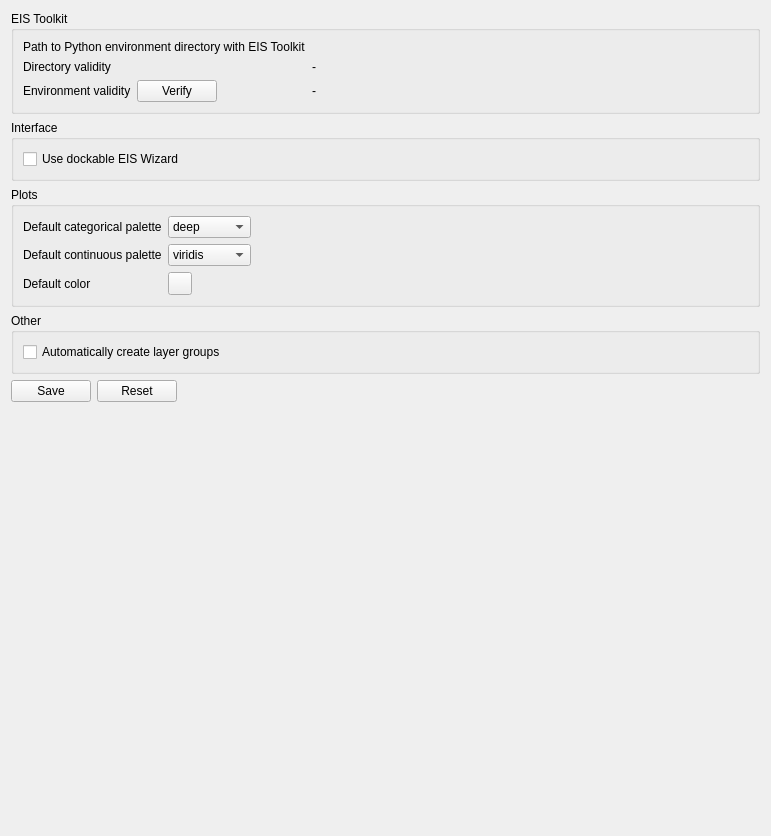
First picture: the form in eis_qgis_plugin/resources/ui/wizard_settings.ui, repository GispoCoding/eis_qgis_plugin, before the edit.
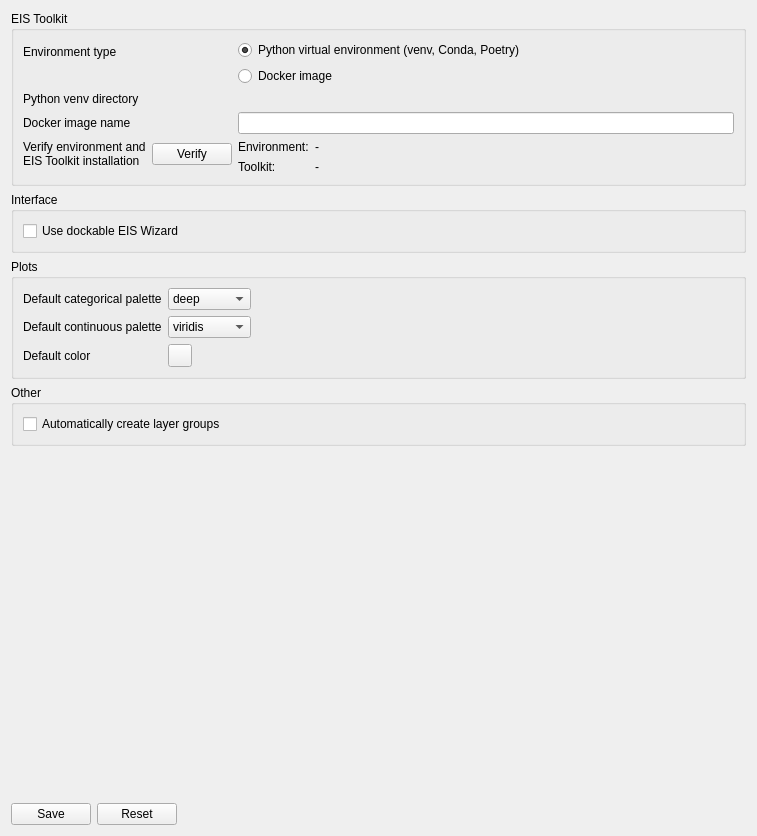
Second picture: the form after the edit. Custom widgets are drawn as their Qt base class.

Commit message: A lot refactoring, Docker support v1

What changed in the file:
```diff
--- a/eis_qgis_plugin/resources/ui/wizard_settings.ui
+++ b/eis_qgis_plugin/resources/ui/wizard_settings.ui
@@ -6,14 +6,14 @@
    <rect>
     <x>0</x>
     <y>0</y>
-    <width>771</width>
+    <width>757</width>
     <height>836</height>
    </rect>
   </property>
   <property name="windowTitle">
    <string>Form</string>
   </property>
-  <layout class="QVBoxLayout" name="verticalLayout">
+  <layout class="QVBoxLayout" name="verticalLayout_8">
    <item>
     <widget class="QGroupBox" name="groupBox">
      <property name="font">
@@ -28,41 +28,74 @@
      <property name="title">
       <string>EIS Toolkit</string>
      </property>
-     <layout class="QFormLayout" name="formLayout">
+     <layout class="QFormLayout" name="formLayout_2">
       <item row="0" column="0">
-       <widget class="QLabel" name="label">
+       <widget class="QLabel" name="toolkit_env_type_label">
         <property name="text">
-         <string>Path to Python environment directory with EIS Toolkit</string>
+         <string>Environment type</string>
         </property>
        </widget>
       </item>
       <item row="0" column="1">
-       <widget class="QgsFileWidget" name="toolkit_env_path">
+       <layout class="QVBoxLayout" name="verticalLayout">
+        <item>
+         <widget class="QRadioButton" name="venv_selection">
+          <property name="text">
+           <string>Python virtual environment (venv, Conda, Poetry)</string>
+          </property>
+          <property name="checked">
+           <bool>true</bool>
+          </property>
+         </widget>
+        </item>
+        <item>
+         <widget class="QRadioButton" name="docker_selection">
+          <property name="text">
+           <string>Docker image</string>
+          </property>
+         </widget>
+        </item>
+       </layout>
+      </item>
+      <item row="1" column="0">
+       <widget class="QLabel" name="venv_directory_label">
+        <property name="text">
+         <string>Python venv directory</string>
+        </property>
+       </widget>
+      </item>
+      <item row="1" column="1">
+       <widget class="QgsFileWidget" name="venv_directory">
         <property name="storageMode">
          <enum>QgsFileWidget::GetDirectory</enum>
         </property>
        </widget>
       </item>
-      <item row="1" column="0">
-       <widget class="QLabel" name="directory_label">
-        <property name="text">
-         <string>Directory validity</string>
-        </property>
-       </widget>
-      </item>
-      <item row="1" column="1">
-       <widget class="QLabel" name="env_directory_validity_label">
-        <property name="text">
-         <string>-</string>
-        </property>
-       </widget>
-      </item>
       <item row="2" column="0">
+       <widget class="QLabel" name="docker_image_name_label">
+        <property name="text">
+         <string>Docker image name</string>
+        </property>
+       </widget>
+      </item>
+      <item row="2" column="1">
+       <widget class="QLineEdit" name="docker_image_name"/>
+      </item>
+      <item row="3" column="0">
        <layout class="QHBoxLayout" name="horizontalLayout_2">
         <item>
-         <widget class="QLabel" name="env_label">
+         <widget class="QLabel" name="toolkit_installation_validity_label">
+          <property name="sizePolicy">
+           <sizepolicy hsizetype="Preferred" vsizetype="Fixed">
+            <horstretch>0</horstretch>
+            <verstretch>0</verstretch>
+           </sizepolicy>
+          </property>
           <property name="text">
-           <string>Environment validity</string>
+           <string>Verify environment and EIS Toolkit installation</string>
+          </property>
+          <property name="wordWrap">
+           <bool>true</bool>
           </property>
          </widget>
         </item>
@@ -75,12 +108,55 @@
         </item>
        </layout>
       </item>
-      <item row="2" column="1">
-       <widget class="QLabel" name="env_toolkit_validity_label">
-        <property name="text">
-         <string>-</string>
-        </property>
-       </widget>
+      <item row="3" column="1">
+       <layout class="QFormLayout" name="formLayout">
+        <item row="0" column="0">
+         <widget class="QLabel" name="label">
+          <property name="text">
+           <string>Environment:</string>
+          </property>
+         </widget>
+        </item>
+        <item row="0" column="1">
+         <widget class="QLabel" name="environment_validity_label">
+          <property name="minimumSize">
+           <size>
+            <width>100</width>
+            <height>0</height>
+           </size>
+          </property>
+          <property name="text">
+           <string>-</string>
+          </property>
+          <property name="wordWrap">
+           <bool>true</bool>
+          </property>
+         </widget>
+        </item>
+        <item row="1" column="0">
+         <widget class="QLabel" name="label_5">
+          <property name="text">
+           <string>Toolkit:</string>
+          </property>
+         </widget>
+        </item>
+        <item row="1" column="1">
+         <widget class="QLabel" name="toolkit_validity_label">
+          <property name="minimumSize">
+           <size>
+            <width>100</width>
+            <height>0</height>
+           </size>
+          </property>
+          <property name="text">
+           <string>-</string>
+          </property>
+          <property name="wordWrap">
+           <bool>true</bool>
+          </property>
+         </widget>
+        </item>
+       </layout>
       </item>
      </layout>
     </widget>
@@ -170,35 +246,6 @@
         </property>
        </spacer>
       </item>
-      <item row="0" column="1">
-       <widget class="QComboBox" name="categorical_palette_selection">
-        <item>
-         <property name="text">
-          <string>deep</string>
-         </property>
-        </item>
-        <item>
-         <property name="text">
-          <string>pastel</string>
-         </property>
-        </item>
-        <item>
-         <property name="text">
-          <string>dark</string>
-         </property>
-        </item>
-        <item>
-         <property name="text">
-          <string>colorblind</string>
-         </property>
-        </item>
-        <item>
-         <property name="text">
-          <string>bright</string>
-         </property>
-        </item>
-       </widget>
-      </item>
       <item row="1" column="1">
        <widget class="QComboBox" name="continuous_palette_selection">
         <item>
@@ -228,6 +275,35 @@
         </item>
        </widget>
       </item>
+      <item row="0" column="1">
+       <widget class="QComboBox" name="categorical_palette_selection">
+        <item>
+         <property name="text">
+          <string>deep</string>
+         </property>
+        </item>
+        <item>
+         <property name="text">
+          <string>pastel</string>
+         </property>
+        </item>
+        <item>
+         <property name="text">
+          <string>dark</string>
+         </property>
+        </item>
+        <item>
+         <property name="text">
+          <string>colorblind</string>
+         </property>
+        </item>
+        <item>
+         <property name="text">
+          <string>bright</string>
+         </property>
+        </item>
+       </widget>
+      </item>
      </layout>
     </widget>
    </item>
@@ -247,6 +323,19 @@
      </layout>
     </widget>
    </item>
+   <item>
+    <spacer name="verticalSpacer">
+     <property name="orientation">
+      <enum>Qt::Vertical</enum>
+     </property>
+     <property name="sizeHint" stdset="0">
+      <size>
+       <width>20</width>
+       <height>40</height>
+      </size>
+     </property>
+    </spacer>
+   </item>
    <item>
     <layout class="QHBoxLayout" name="horizontalLayout">
      <item>
@@ -278,19 +367,6 @@
      </item>
     </layout>
    </item>
-   <item>
-    <spacer name="verticalSpacer">
-     <property name="orientation">
-      <enum>Qt::Vertical</enum>
-     </property>
-     <property name="sizeHint" stdset="0">
-      <size>
-       <width>20</width>
-       <height>40</height>
-      </size>
-     </property>
-    </spacer>
-   </item>
   </layout>
  </widget>
  <customwidgets>
```
Left out of the diff: 54 changed lines with no effect on the pictures. The commit also changes 2 other files.
